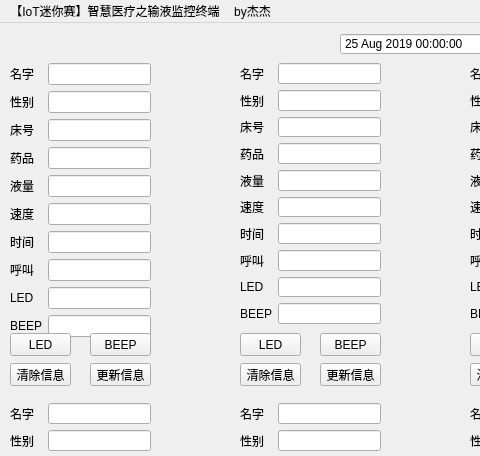
Old version of the form wit/wit.ui in the repository jiejieTop/pyqt5; both pictures show x 0 to 480 and y 0 to 456 of the 881 by 753 pixel window.
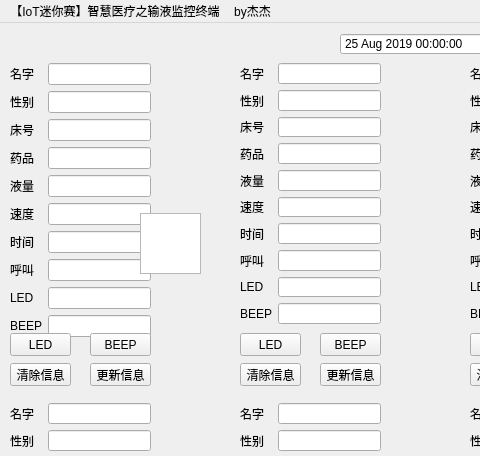
New version of the form. Icons and pictures are not drawn.

The edit to the form file:
```diff
--- a/wit/wit.ui
+++ b/wit/wit.ui
@@ -20,7 +20,7 @@
       <x>10</x>
       <y>40</y>
       <width>141</width>
-      <height>274</height>
+      <height>333</height>
      </rect>
     </property>
     <layout class="QFormLayout" name="formLayout">
@@ -1442,6 +1442,19 @@
      <string>LED</string>
     </property>
    </widget>
+   <widget class="QGraphicsView" name="graphicsView">
+    <property name="geometry">
+     <rect>
+      <x>140</x>
+      <y>190</y>
+      <width>61</width>
+      <height>61</height>
+     </rect>
+    </property>
+    <property name="styleSheet">
+     <string notr="true">border-image: url(:/call/call.png);</string>
+    </property>
+   </widget>
   </widget>
   <widget class="QMenuBar" name="menubar">
    <property name="geometry">
```
Left out of the diff: 4 changed lines with no effect on the pictures.
